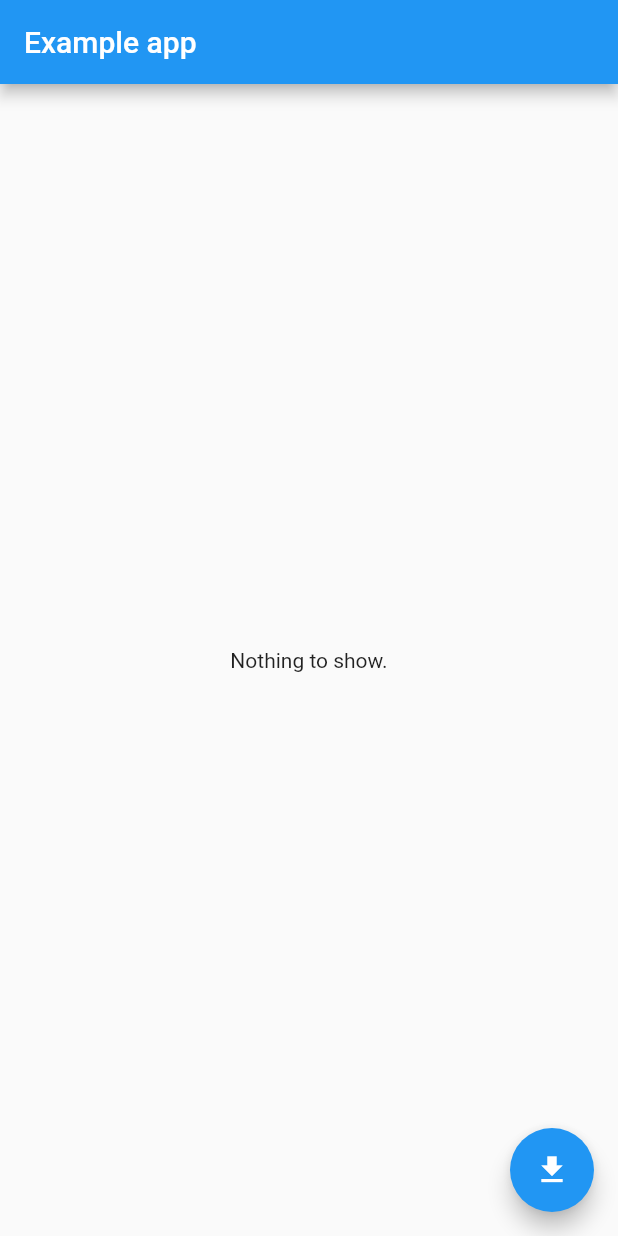
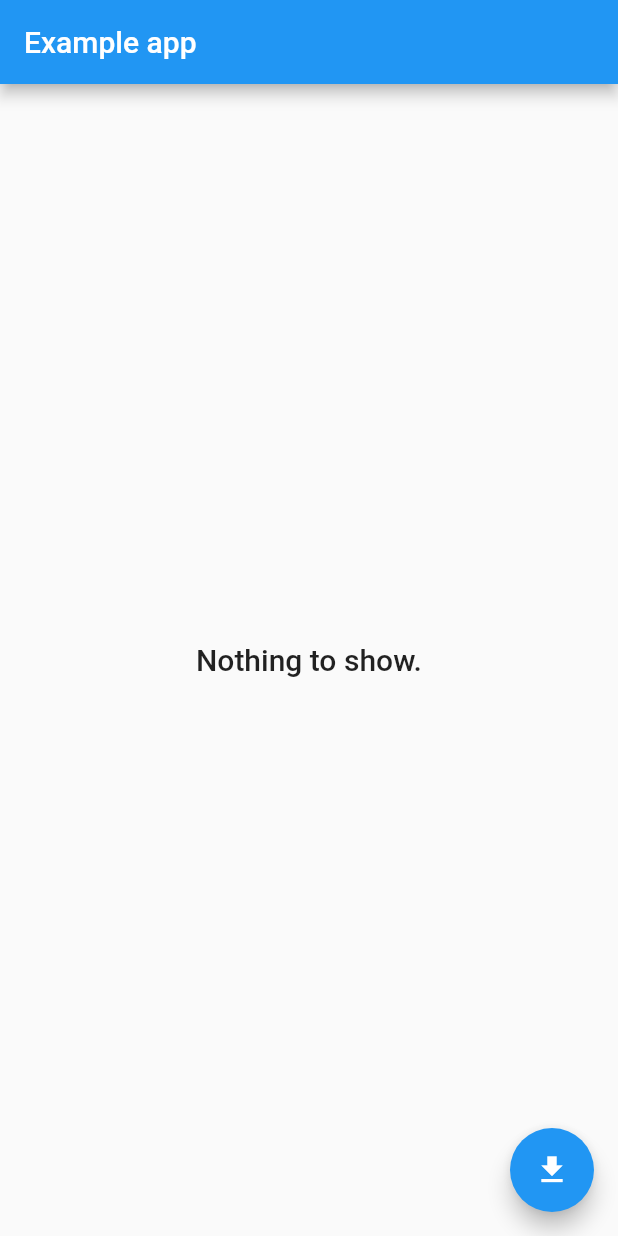
Before and after one commit to Gonzaa25/flutter_festival_example, a Flutter app: the screen it shows after launch, on a phone screen of 412 x 824 dp. Run offline on Flutter 3.47's test engine with Material 2 defaults, Android fonts, the phone set to English and light mode, and no system bars; our stand-ins replace bloc, dio, flutter_bloc, freezed_annotation, get_it.

Commit message:
app improvements - use getit. - ui changes.

```diff
--- a/lib/app/app.dart
+++ b/lib/app/app.dart
@@ -1,10 +1,10 @@
 import 'package:dio/dio.dart';
 import 'package:flutter/material.dart';
 import 'package:flutter_bloc/flutter_bloc.dart';
-import 'package:freezed_example/app/constants.dart';
 import 'package:freezed_example/app/services/backend_service.dart';
 import 'package:freezed_example/home/cubit/data_cubit.dart';
 import 'package:freezed_example/home/screens/home_screen.dart';
+import 'package:get_it/get_it.dart';
 
 /// App widget.
 class App extends StatelessWidget {
@@ -15,20 +15,12 @@ class App extends StatelessWidget {
 
   @override
   Widget build(BuildContext context) {
-    /// dio instance.
-    final dio = Dio(
-      BaseOptions(
-        baseUrl: baseUrlForEmulator,
-      ),
-    );
-
-    /// Log all calls.
-    dio.interceptors.add(LogInterceptor());
-
     return MaterialApp(
       home: BlocProvider(
         create: (context) => DataCubit(
-          BackendService(dio),
+          BackendService(
+            GetIt.instance.get<Dio>(),
+          ),
         ),
         child: const HomePage(),
       ),
--- a/lib/home/cubit/data_cubit.dart
+++ b/lib/home/cubit/data_cubit.dart
@@ -14,7 +14,6 @@ class DataCubit extends Cubit<DataState> {
 
   /// Fetch all the data and send the response in a loaded state.
   Future getData() async {
-    if (state is _Loaded) return;
     emit(const DataState.loading());
     try {
       final data = await _service.getInfo();
@@ -26,7 +25,6 @@ class DataCubit extends Cubit<DataState> {
 
   /// Throws an Exception
   Future getException() async {
-    if (state is _Loaded) return;
     emit(const DataState.loading());
     try {
       throw Exception('An error has ocurred.');
--- a/lib/home/widgets/home_body.dart
+++ b/lib/home/widgets/home_body.dart
@@ -1,3 +1,4 @@
+import 'package:dio/dio.dart';
 import 'package:flutter/material.dart';
 import 'package:flutter_bloc/flutter_bloc.dart';
 import 'package:freezed_example/home/cubit/data_cubit.dart';
@@ -15,8 +16,12 @@ class HomeBody extends StatelessWidget {
       child: BlocBuilder<DataCubit, DataState>(
         builder: (context, state) {
           return state.when(
-            initial: () => const Center(
-              child: Text('Nothing to show.'),
+            initial: () => Center(
+              child: Text(
+                'Nothing to show.',
+                style: Theme.of(context).textTheme.headline6,
+                textAlign: TextAlign.center,
+              ),
             ),
             loading: () => const Center(
               child: CircularProgressIndicator(),
@@ -25,12 +30,18 @@ class HomeBody extends StatelessWidget {
                 ? DataContent(
                     data: data,
                   )
-                : const Center(
-                    child: Text('No data found.'),
+                : Center(
+                    child: Text(
+                      'No data found.',
+                      style: Theme.of(context).textTheme.headline6,
+                      textAlign: TextAlign.center,
+                    ),
                   ),
             error: (Object error) => Center(
               child: Text(
-                error.toString(),
+                error is DioError ? error.message : error.toString(),
+                style: Theme.of(context).textTheme.headline6,
+                textAlign: TextAlign.center,
               ),
             ),
           );
--- a/lib/main.dart
+++ b/lib/main.dart
@@ -1,7 +1,9 @@
 import 'package:flutter/material.dart';
 import 'package:freezed_example/app/app.dart';
+import 'package:freezed_example/app/dependencies/register_global_dependencies.dart';
 
 void main() {
+  registerGlobalDependencies();
   runApp(
     const App(),
   );
```
Also changed, not shown: lib/app/dependencies/register_global_dependencies.dart (added, +18 -0 lines), lib/home/widgets/data_content.dart (+9 -4 lines).
